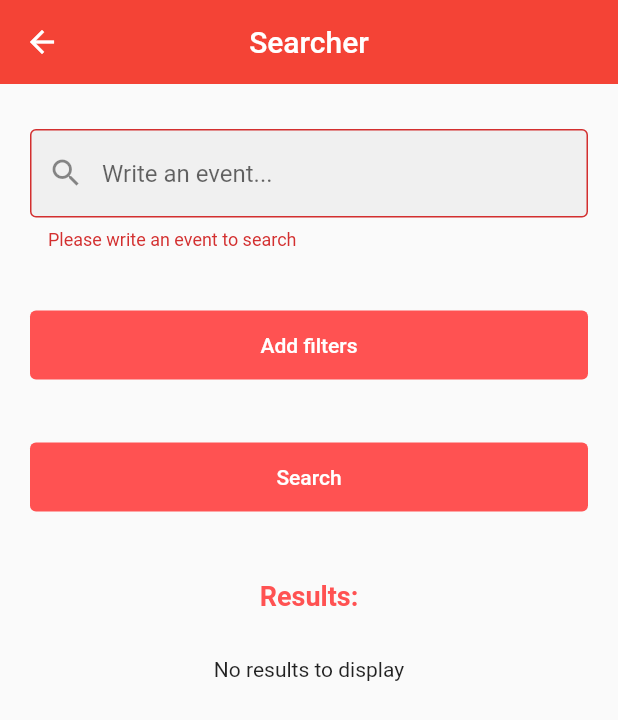
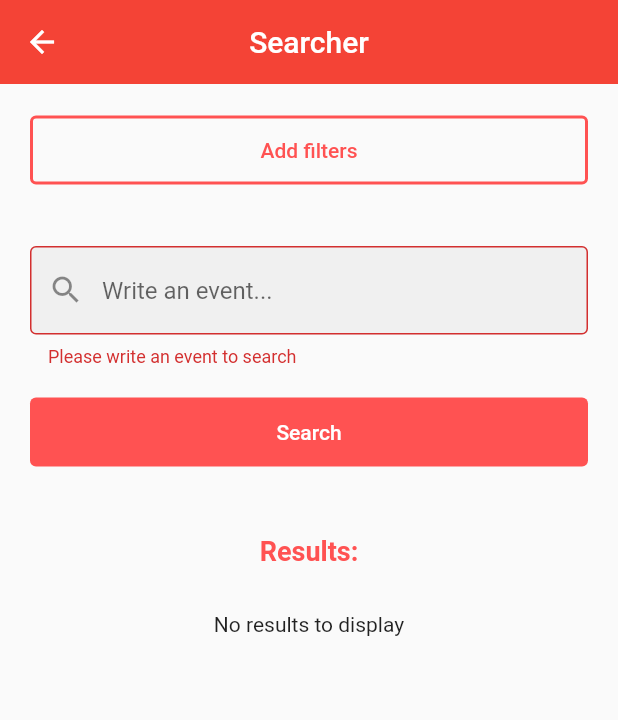
Before and after one commit to guillemalba/ijoin, a Flutter app: the SearchPage screen opened directly, on a phone screen of 412 x 824 dp. Shown: the top 720 px of the screen. Run offline on Flutter 3.47's test engine with Material 2 defaults, Android fonts, the phone set to English and light mode, and no system bars; our stand-ins replace cloud_firestore, curved_navigation_bar, dio, firebase_auth, firebase_core, firebase_database and 2 more; accounts and stored records are empty.

Commit message:
some changes

```diff
--- a/lib/screens/EventsDetail.dart
+++ b/lib/screens/EventsDetail.dart
@@ -44,13 +44,12 @@ class EventsDetail extends StatelessWidget {
                           ),
                           onPressed: () {
                             //saveEvent();
-
                             Fluttertoast.showToast(msg: "Event Saved Succesfully");
-                            Navigator.push(
+                            /*Navigator.push(
                               context,
                               MaterialPageRoute(builder: (context) => SeeAll()),
                               //(event: event)),
-                            );
+                            );*/
 
                           },
                           child: Text('Save Event', style: TextStyle(fontSize: 15, fontWeight: FontWeight.bold),
--- a/lib/screens/SearchPage.dart
+++ b/lib/screens/SearchPage.dart
@@ -136,30 +136,6 @@ class _SearchState extends State<SearchPage>{
             children: [
               Container(
                 width: double.infinity,
-                height: 100,
-                margin: const EdgeInsets.only(top: 30.0, left: 20, right:20 ),
-                child: SizedBox(
-                  child: TextFormField(
-                    decoration: const InputDecoration(
-                      prefixIcon: Icon(Icons.search),
-                      hintText: 'Write an event...',
-                      border: OutlineInputBorder(),
-                      filled: true,
-                    ),
-                    onChanged: (value) {
-                      event = value;
-                    },
-                    validator: (value) {
-                      if (value != null && value.isEmpty) {
-                        return 'Please write an event to search';
-                      }
-                      return null;
-                    },
-                  ),
-                ),
-              ),
-              Container(
-                width: double.infinity,
                 margin: const EdgeInsets.only(top: 20.0, bottom: 10, left: 20, right: 20),
                 child: SizedBox(
                   child: Column(
@@ -167,10 +143,14 @@ class _SearchState extends State<SearchPage>{
                     children: <Widget> [
                       TextButton(
                           style: TextButton.styleFrom(
-                          padding: const EdgeInsets.all(15.0),
-                          primary: Colors.white,
-                          backgroundColor: Colors.redAccent,
-                          fixedSize: Size.fromWidth(MediaQuery.of(context).size.width)
+                            padding: const EdgeInsets.all(15),
+                            primary: Colors.redAccent,
+                            backgroundColor: Colors.transparent,
+                            fixedSize: Size.fromWidth(MediaQuery.of(context).size.width),
+                            side: BorderSide(
+                              width: 2.0,
+                              color: Colors.redAccent,
+                            ),
                           ),
                           onPressed: () {
                             _openAddEntryDialog();
@@ -206,6 +186,31 @@ class _SearchState extends State<SearchPage>{
                   ),
                 ),
               ),
+              Container(
+                width: double.infinity,
+                height: 100,
+                margin: const EdgeInsets.only(left: 20, right:20 ),
+                child: SizedBox(
+                  child: TextFormField(
+                    decoration: const InputDecoration(
+                      prefixIcon: Icon(Icons.search),
+                      hintText: 'Write an event...',
+                      border: OutlineInputBorder(),
+                      filled: true,
+                    ),
+                    onChanged: (value) {
+                      event = value;
+                    },
+                    validator: (value) {
+                      if (value != null && value.isEmpty) {
+                        return 'Please write an event to search';
+                      }
+                      return null;
+                    },
+                  ),
+                ),
+              ),
+
               Container(
                 width: double.infinity,
                 margin: const EdgeInsets.only(bottom: 20.0, left: 20, right: 20),
```
Lines whose indentation alone changed are shown as unchanged.
